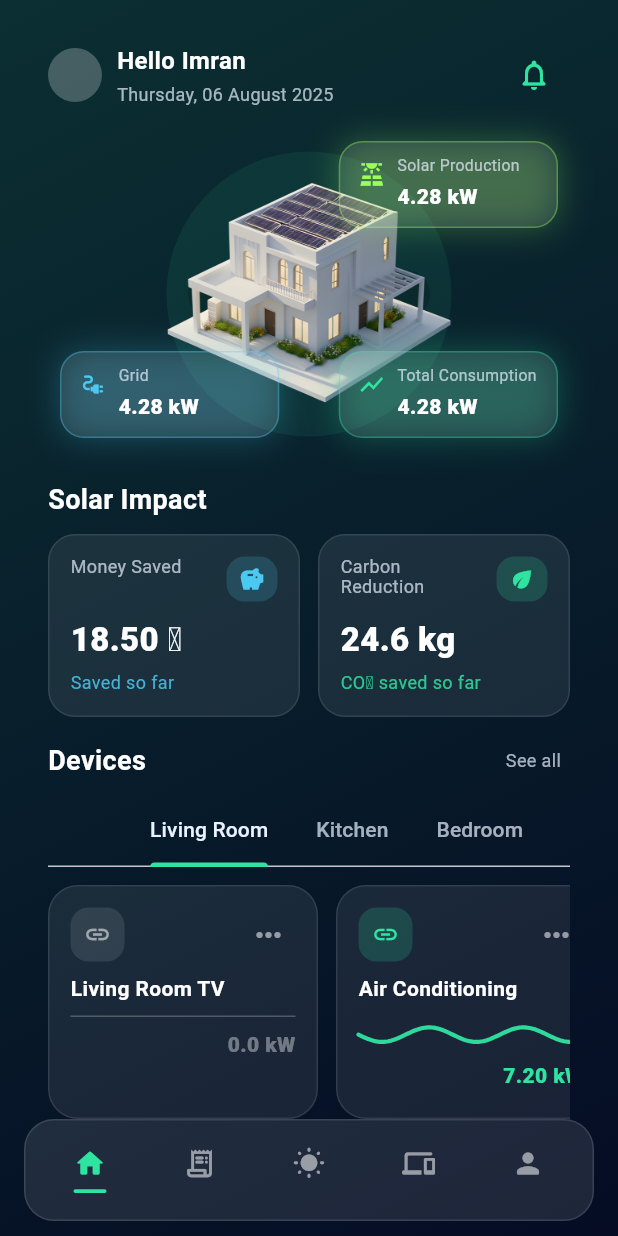
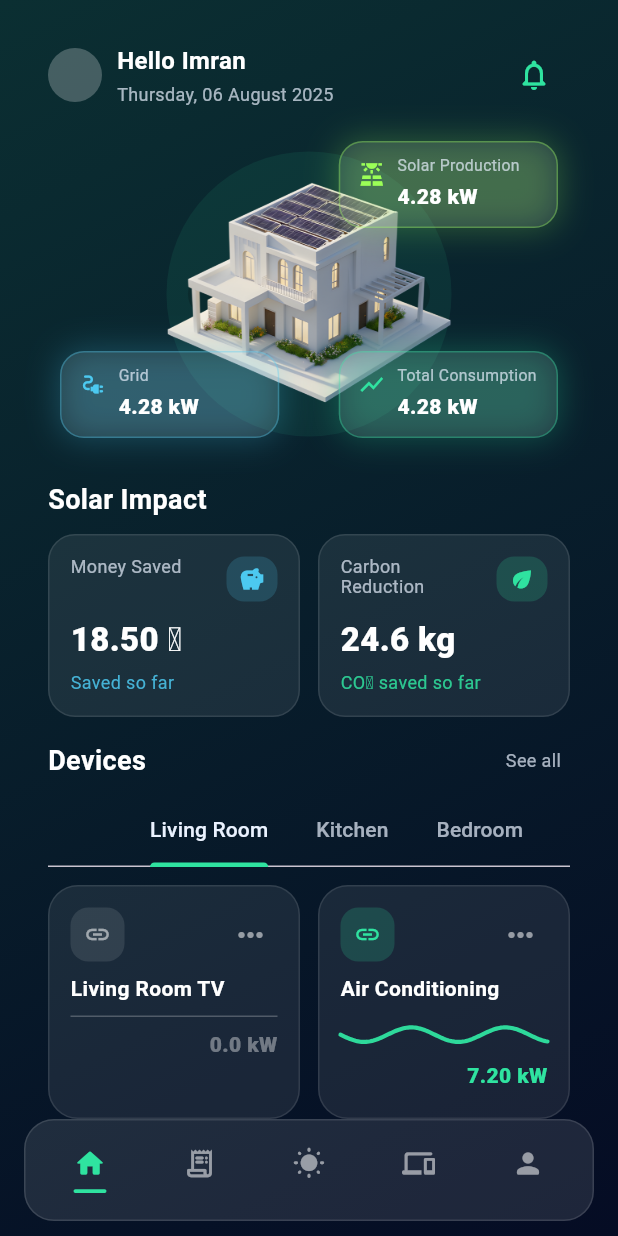
Before and after one commit to luminProject/Lumin_application, a Flutter app: the screen it shows after launch, after a tap on "Log In", on a phone screen of 412 x 824 dp. Run offline on Flutter 3.47's test engine with Material 3 defaults, Android fonts, the phone set to English and light mode, and no system bars; our stand-ins replace fl_chart.

Commit message:
update home page

```diff
--- a/lib/Widgets/home/devices_section.dart
+++ b/lib/Widgets/home/devices_section.dart
@@ -112,16 +112,23 @@ class _RoomDevicesHorizontalList extends StatelessWidget {
 
   @override
   Widget build(BuildContext context) {
+    return LayoutBuilder(
+      builder: (context, constraints) {
+        const gap = 12.0;
+
+        // ✅ يخلي كرتين يعبّون العرض (بدون فراغ يمين)
+        final itemWidth = (constraints.maxWidth - gap) / 2;
+
         return ListView.separated(
           scrollDirection: Axis.horizontal,
           physics: const BouncingScrollPhysics(),
           padding: const EdgeInsets.only(bottom: 2),
           itemCount: devices.length,
-      separatorBuilder: (_, __) => const SizedBox(width: 12),
+          separatorBuilder: (_, __) => const SizedBox(width: gap),
           itemBuilder: (_, i) {
             final d = devices[i];
             return SizedBox(
-          width: 180,
+              width: itemWidth,
               child: DeviceCard(
                 title: d.title,
                 value: d.value,
@@ -130,5 +137,7 @@ class _RoomDevicesHorizontalList extends StatelessWidget {
             );
           },
         );
+      },
+    );
   }
 }
```
Also changed, not shown: lib/Screens/home/home_page.dart (line endings or trailing spaces). Lines whose indentation alone changed are shown as unchanged.
